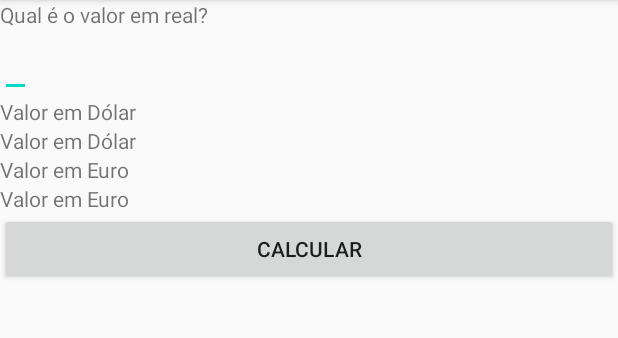
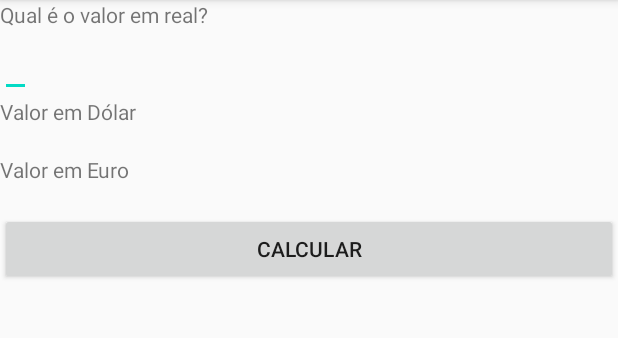
Before and after one commit to marcelocezario/Desenvolvedor-Android-Iniciante-Udemy-Android, an Android app: the screen it shows after launch (MainActivity), after a tap on "CALCULAR", on a phone screen of 412 x 824 dp, the part 84-422 px from its top. Run offline under Robolectric (Android 15) with nearby library versions, the phone set to English and light mode, and no system bars.

Commit message:
Informando mensagem de erro e limpando

```diff
--- a/ConversorMoedas/app/src/main/java/br/com/marcelocezario/conversormoedas/MainActivity.java
+++ b/ConversorMoedas/app/src/main/java/br/com/marcelocezario/conversormoedas/MainActivity.java
@@ -7,6 +7,7 @@ import android.view.View;
 import android.widget.Button;
 import android.widget.EditText;
 import android.widget.TextView;
+import android.widget.Toast;
 
 public class MainActivity extends AppCompatActivity implements View.OnClickListener {
 
@@ -25,13 +26,25 @@ public class MainActivity extends AppCompatActivity implements View.OnClickListe
         this.mViewHolder.buttonCalculate.setOnClickListener(this);
         this.mViewHolder.textDolar.setOnClickListener(this);
 
+        this.clearValues();
     }
 
     @Override
     public void onClick(View v) {
         if (v.getId() == R.id.button_Calculate) {
-            // Lógica
+            String value = this.mViewHolder.editValue.getText().toString();
+            if ("".equals(value)){
+                // Mostra mensagem pro usuário
+                Toast.makeText(this, R.string.informe_um_valor, Toast.LENGTH_LONG).show();
+            } else {
+
+            }
         }
+    }
+
+    public void clearValues() {
+        this.mViewHolder.textDolar.setText("");
+        this.mViewHolder.textEuro.setText("");
     }
 
     private static class ViewHolder {
--- a/ConversorMoedas/app/src/main/res/values/strings.xml
+++ b/ConversorMoedas/app/src/main/res/values/strings.xml
@@ -4,4 +4,5 @@
     <string name="valor_em_dolar">Valor em Dólar</string>
     <string name="valor_em_euro">Valor em Euro</string>
     <string name="calcular">Calcular</string>
+    <string name="informe_um_valor">Informe um valor</string>
 </resources>
```
